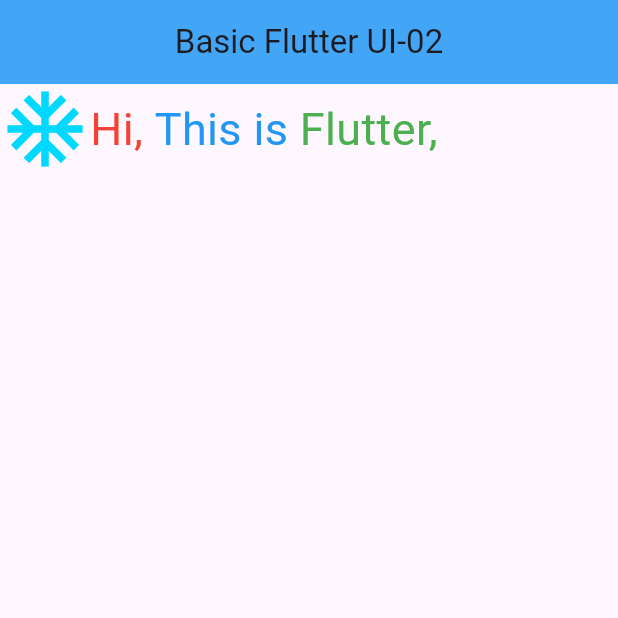
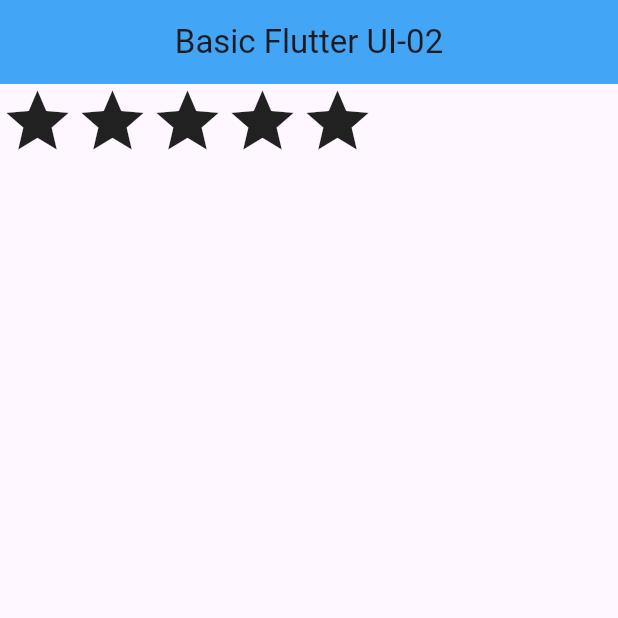
Before and after one commit to miraj489/flutter_application_2, a Flutter app: the screen it shows after launch, on a phone screen of 412 x 824 dp, the top half of it. Run offline on Flutter 3.47's test engine with Material 3 defaults, Android fonts, the phone set to English and light mode, and no system bars.

Commit message:
icon used

```diff
--- a/lib/main.dart
+++ b/lib/main.dart
@@ -20,30 +20,24 @@ class LabClass05 extends StatelessWidget {
         body: Row(
           children: [
             Icon(
-              Icons.ac_unit,
-              size: 60,
-              color: const Color.fromARGB(255, 0, 217, 255),
+             Icons.star,
+             size: 50,
             ),
-            Text(
-              "Hi, ",
-              style: TextStyle(
-                color: Colors.red,
-                fontSize: 30,
-              ),
+            Icon(
+             Icons.star,
+             size: 50,
             ),
-            Text(
-              "This is ",
-              style: TextStyle(
-                color: Colors.blue,
-                fontSize: 30,
-              ),
+            Icon(
+             Icons.star,
+             size: 50,
             ),
-            Text(
-              "Flutter, ",
-              style: TextStyle(
-                color: Colors.green,
-                fontSize: 30,
-              ),
+            Icon(
+             Icons.star,
+             size: 50,
+            ),
+            Icon(
+             Icons.star,
+             size: 50,
             ),
           ],
         ),
```
